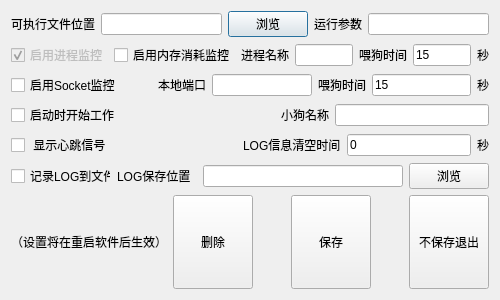
Old version of the form dialog_dog_config.ui in the repository laoponline/WatchDog_House.
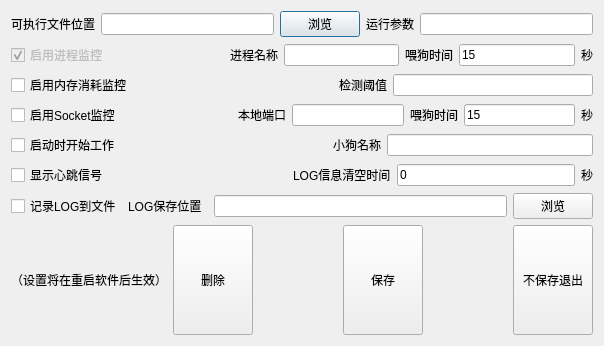
New version of the form.

The edit to the form file:
```diff
--- a/dialog_dog_config.ui
+++ b/dialog_dog_config.ui
@@ -6,8 +6,8 @@
    <rect>
     <x>0</x>
     <y>0</y>
-    <width>500</width>
-    <height>300</height>
+    <width>604</width>
+    <height>346</height>
    </rect>
   </property>
   <property name="minimumSize">
@@ -87,13 +87,6 @@
        </property>
       </spacer>
      </item>
-     <item>
-      <widget class="QCheckBox" name="checkBox_Ram_Check_Enabled">
-       <property name="text">
-        <string>启用内存消耗监控</string>
-       </property>
-      </widget>
-     </item>
      <item>
       <widget class="QLabel" name="label_fixed">
        <property name="text">
@@ -131,6 +124,44 @@
      </item>
     </layout>
    </item>
+   <item>
+    <layout class="QHBoxLayout" name="horizontalLayout_5">
+     <item>
+      <widget class="QCheckBox" name="checkBox_Ram_Check_Enabled">
+       <property name="text">
+        <string>启用内存消耗监控</string>
+       </property>
+      </widget>
+     </item>
+     <item>
+      <spacer name="horizontalSpacer_7">
+       <property name="orientation">
+        <enum>Qt::Horizontal</enum>
+       </property>
+       <property name="sizeHint" stdset="0">
+        <size>
+         <width>40</width>
+         <height>20</height>
+        </size>
+       </property>
+      </spacer>
+     </item>
+     <item>
+      <widget class="QLabel" name="label_fixed_9">
+       <property name="text">
+        <string>检测阈值</string>
+       </property>
+      </widget>
+     </item>
+     <item>
+      <widget class="QLineEdit" name="lineEdit_ram_range">
+       <property name="text">
+        <string/>
+       </property>
+      </widget>
+     </item>
+    </layout>
+   </item>
    <item>
     <layout class="QHBoxLayout" name="horizontalLayout_6">
      <item>
@@ -229,7 +260,7 @@
      <item>
       <widget class="QCheckBox" name="checkBox_Show_Heartbeat">
        <property name="text">
-        <string> 显示心跳信号</string>
+        <string>显示心跳信号</string>
        </property>
       </widget>
      </item>
```
